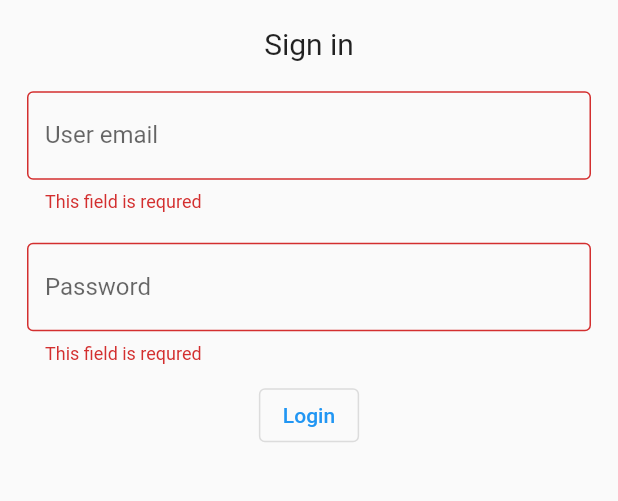
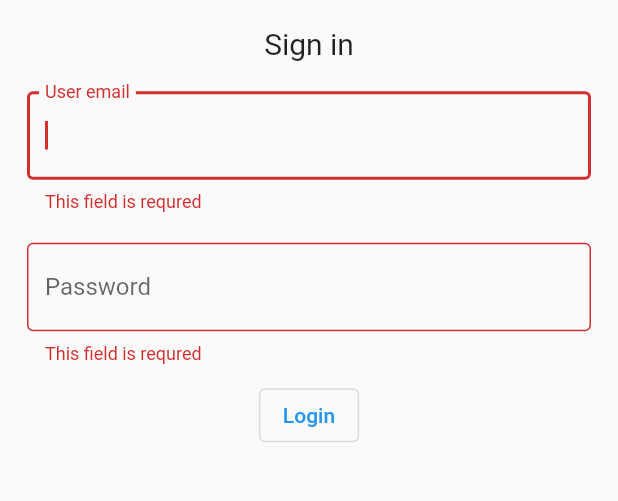
Before and after one commit to ale-russ/smart_tv, a Flutter app: the screen it shows after launch, after a tap on "Login", on a phone screen of 412 x 824 dp, the part 493-994 px from its top. Run offline on Flutter 3.47's test engine with Material 2 defaults, Android fonts, the phone set to English and light mode, and no system bars.

```diff
--- a/lib/login_page.dart
+++ b/lib/login_page.dart
@@ -17,6 +17,8 @@ class _LoginPageState extends State<LoginPage> {
   final TextEditingController passwordController = TextEditingController();
 
   final _formKey = GlobalKey<FormState>();
+
+  FocusNode passwordFocus = FocusNode();
 
   bool isValid = false;
 
@@ -55,6 +57,7 @@ class _LoginPageState extends State<LoginPage> {
                 width: 400,
                 padding: const EdgeInsets.all(10),
                 child: TextFormField(
+                  autofocus: true,
                   controller: emailController,
                   decoration: const InputDecoration(
                     border: OutlineInputBorder(),
@@ -78,6 +81,7 @@ class _LoginPageState extends State<LoginPage> {
                 padding: const EdgeInsets.all(10),
                 width: 400,
                 child: TextFormField(
+                  focusNode: passwordFocus,
                   obscureText: true,
                   controller: passwordController,
                   decoration: const InputDecoration(
@@ -100,7 +104,7 @@ class _LoginPageState extends State<LoginPage> {
                       Navigator.push(
                           context,
                           MaterialPageRoute(
-                              builder: (context) => const LandingPage()))
+                              builder: (context) => LandingPage()))
                     }
                 },
                 child: const Text('Login'),
--- a/pubspec.yaml
+++ b/pubspec.yaml
@@ -37,6 +37,9 @@ dependencies:
 
   video_player: ^2.4.7
   video_player_web_hls: ^0.1.11+4
+  video_player_tizen: ^2.4.0
+
+  progress_indicators: ^1.0.0
 
 dev_dependencies:
   flutter_test:
```
Also changed, not shown: pubspec.lock, 2 other files.
